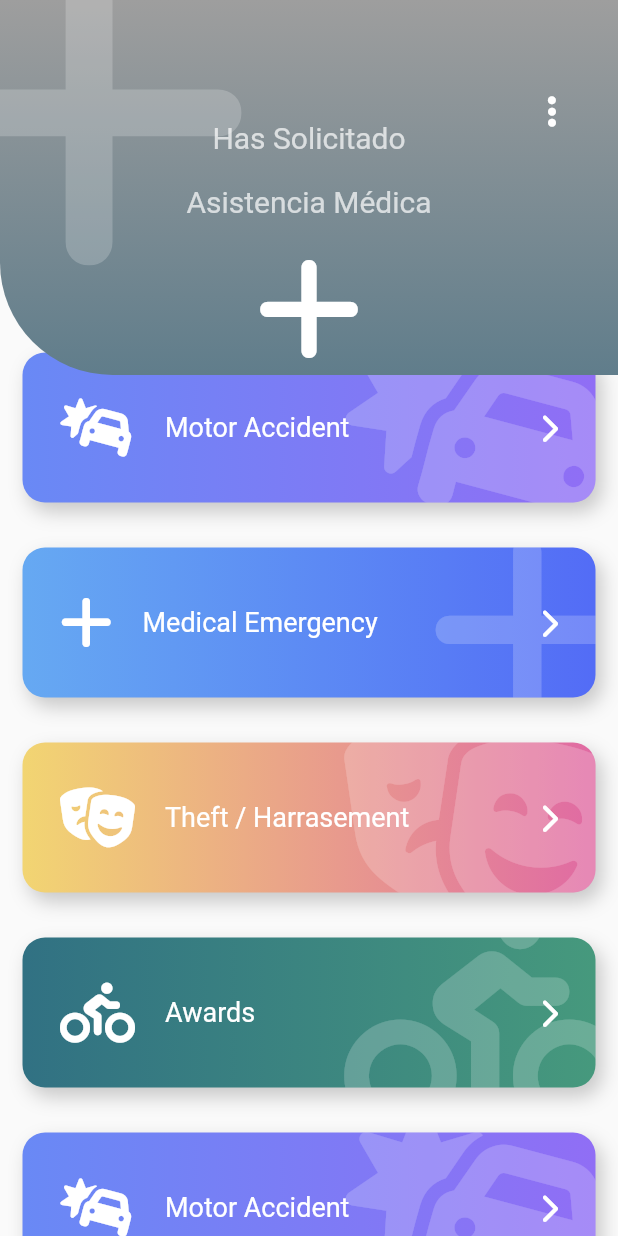
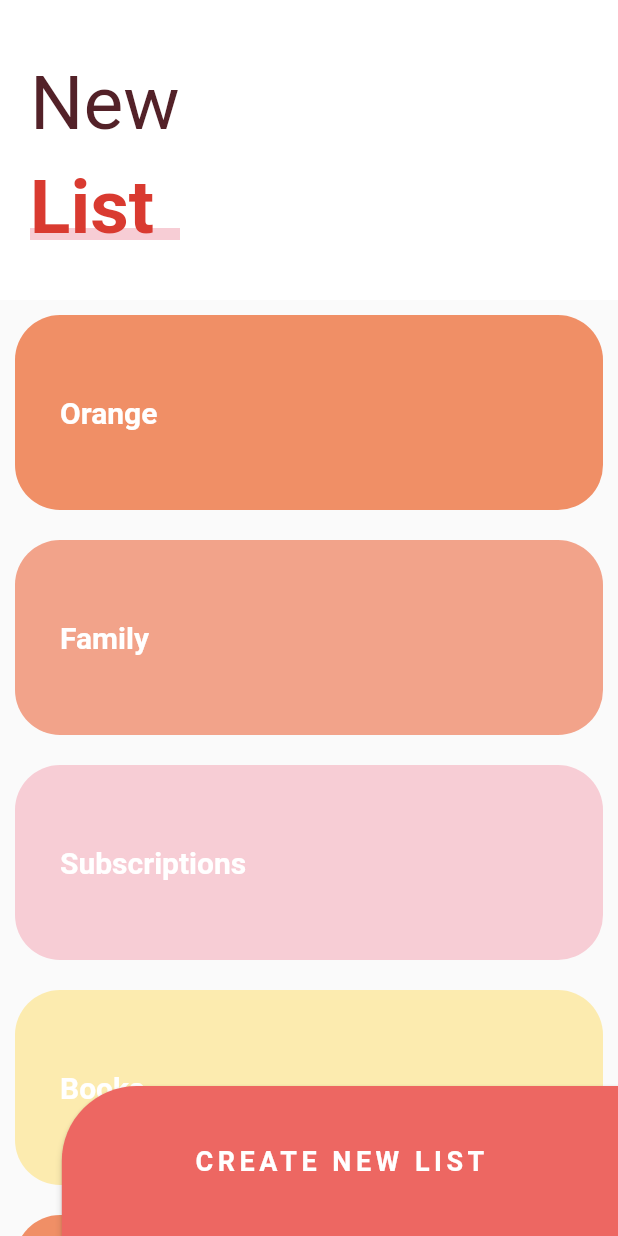
Before and after one commit to AlexanderZon/custom_painter_practice_1, a Flutter app: the screen it shows after launch, on a phone screen of 412 x 824 dp. Run offline on Flutter 3.47's test engine with Material 2 defaults, Android fonts, the phone set to English and light mode, and no system bars; our stand-ins replace animate_do, flutter_svg, font_awesome_flutter.

Commit message:
Módulo de Slivers

```diff
--- a/lib/main.dart
+++ b/lib/main.dart
@@ -1,4 +1,4 @@
-import 'package:custom_painter_practice_1/pages/emergency_page.dart';
+import 'package:custom_painter_practice_1/pages/sliver_list_page.dart';
 import 'package:flutter/material.dart';
 
 void main() => runApp(const MyApp());
@@ -11,7 +11,7 @@
     return MaterialApp(
       debugShowCheckedModeBanner: false,
       title: 'Diseños App',
-      home: EmergencyPage(),
+      home: SliverListPage(),
     );
   }
 }
--- /dev/null
+++ b/lib/pages/sliver_list_page.dart
@@ -0,0 +1,222 @@
+import 'package:flutter/material.dart';
+
+class SliverListPage extends StatelessWidget {
+
+  const SliverListPage({Key? key}) : super(key: key);
+
+  @override
+  Widget build(BuildContext context) {
+    return Scaffold(
+      body: Stack(
+        children: [
+          _MainScroll(),
+          Positioned(
+            bottom: 0,
+            right: 0,
+            child: _BottomNewList()
+          )
+        ],
+      ),
+    );
+  }
+}
+
+class _BottomNewList extends StatelessWidget {
+  const _BottomNewList({super.key});
+
+  @override
+  Widget build(BuildContext context) {
+    final size = MediaQuery.of(context).size;
+
+    return ElevatedButtonTheme(
+      data: ElevatedButtonThemeData(
+        style: ButtonStyle(
+          minimumSize: MaterialStateProperty.resolveWith((states) => Size(size.width * 0.9, 100))
+        )
+      ),
+      child: ElevatedButton(
+        onPressed: () {  },
+        style: ButtonStyle(
+          backgroundColor: MaterialStateColor.resolveWith((states) => Color(0xffED6762)),
+          shape: MaterialStateProperty.resolveWith((states) => RoundedRectangleBorder(borderRadius: BorderRadius.only(topLeft: Radius.circular(50))))
+        ),
+
+        child: Text('CREATE NEW LIST', style: TextStyle(color: Colors.white, fontSize: 18, fontWeight: FontWeight.bold, letterSpacing: 3),)
+      ),
+    );
+  }
+}
+
+class _MainScroll extends StatelessWidget {
+
+  final items = [
+    _ListItem( 'Orange', Color(0xffF08F66) ),
+    _ListItem( 'Family', Color(0xffF2A38A) ),
+    _ListItem( 'Subscriptions', Color(0xffF7CDD5) ),
+    _ListItem( 'Books', Color(0xffFCEBAF) ),
+    _ListItem( 'Orange', Color(0xffF08F66) ),
+    _ListItem( 'Family', Color(0xffF2A38A) ),
+    _ListItem( 'Subscriptions', Color(0xffF7CDD5) ),
+    _ListItem( 'Books', Color(0xffFCEBAF) ),
+    _ListItem( 'Orange', Color(0xffF08F66) ),
+    _ListItem( 'Family', Color(0xffF2A38A) ),
+    _ListItem( 'Subscriptions', Color(0xffF7CDD5) ),
+    _ListItem( 'Books', Color(0xffFCEBAF) ),
+    _ListItem( 'Orange', Color(0xffF08F66) ),
+    _ListItem( 'Family', Color(0xffF2A38A) ),
+    _ListItem( 'Subscriptions', Color(0xffF7CDD5) ),
+    _ListItem( 'Books', Color(0xffFCEBAF) ),
+    _ListItem( 'Orange', Color(0xffF08F66) ),
+    _ListItem( 'Family', Color(0xffF2A38A) ),
+    _ListItem( 'Subscriptions', Color(0xffF7CDD5) ),
+    _ListItem( 'Books', Color(0xffFCEBAF) ),
+    _ListItem( 'Orange', Color(0xffF08F66) ),
+    _ListItem( 'Family', Color(0xffF2A38A) ),
+    _ListItem( 'Subscriptions', Color(0xffF7CDD5) ),
+    _ListItem( 'Books', Color(0xffFCEBAF) ),
+  ];
+
+  _MainScroll({super.key});
+
+  @override
+  Widget build(BuildContext context) {
+    return CustomScrollView(
+      slivers: [
+        // SliverAppBar(
+        //   floating: true,
+        //   elevation: 0,
+        //   backgroundColor: Colors.red,
+        //   title: _Titulo(),
+        // ),
+        SliverPersistentHeader(
+          floating: true,
+          delegate: _SliverCustomHeaderDelegate(
+            minHeight: 170,
+            maxHeight: 200,
+            child: Container(
+              alignment: Alignment.centerLeft,
+              color: Colors.white,
+              child: _Titulo()
+            ),
+          )
+        ),
+        SliverList(
+          delegate: SliverChildListDelegate([
+            ...items,
+            SizedBox(height: 100,)
+          ]),
+        )
+      ],
+    );
+  }
+}
+
+class _SliverCustomHeaderDelegate extends SliverPersistentHeaderDelegate {
+
+  final double minHeight;
+  final double maxHeight;
+  final Widget child;
+
+  _SliverCustomHeaderDelegate({ required this.minHeight, required this.maxHeight, required this.child});
+
+  @override
+  Widget build(BuildContext context, double shrinkOffset, bool overlapsContent) {
+    return SizedBox.expand(child: child,);
+  }
+
+  @override
+  double get maxExtent => maxHeight >= minHeight ? maxHeight : minHeight;
+
+  @override
+  double get minExtent => maxHeight >= minHeight ? minHeight : maxHeight;
+
+  @override
+  bool shouldRebuild(covariant _SliverCustomHeaderDelegate oldDelegate) {
+    return maxHeight != oldDelegate.maxHeight ||
+      minHeight != oldDelegate.minHeight ||
+      child != oldDelegate.child;
+  }
+
+}
+
+class _ListTareas extends StatelessWidget {
+
+  final items = [
+    _ListItem( 'Orange', Color(0xffF08F66) ),
+    _ListItem( 'Family', Color(0xffF2A38A) ),
+    _ListItem( 'Subscriptions', Color(0xffF7CDD5) ),
+    _ListItem( 'Books', Color(0xffFCEBAF) ),
+    _ListItem( 'Orange', Color(0xffF08F66) ),
+    _ListItem( 'Family', Color(0xffF2A38A) ),
+    _ListItem( 'Subscriptions', Color(0xffF7CDD5) ),
+    _ListItem( 'Books', Color(0xffFCEBAF) ),
+  ];
+
+  _ListTareas({
+    super.key,
+  });
+
+  @override
+  Widget build(BuildContext context) {
+    return ListView.builder(
+      itemCount: items.length,
+      itemBuilder: (context, index) => items[index]
+    );
+  }
+}
+
+class _ListItem extends StatelessWidget {
+
+  final String titulo;
+  final Color color;
+
+  const _ListItem(this.titulo, this.color);
+
+  @override
+  Widget build(BuildContext context) {
+    return Container(
+      child: Text(titulo, style: TextStyle(color: Colors.white, fontWeight: FontWeight.bold, fontSize: 20),),
+      alignment: Alignment.centerLeft,
+      padding: EdgeInsets.all(30),
+      height: 130,
+      margin: EdgeInsets.all(10),
+      decoration: BoxDecoration(
+        color: color,
+        borderRadius: BorderRadius.circular(30)
+      ),
+    );
+  }
+}
+
+class _Titulo extends StatelessWidget {
+  const _Titulo({super.key});
+
+  @override
+  Widget build(BuildContext context) {
+    return Column(
+      children: [
+        SizedBox(height: 30,),
+        Container(
+          margin: EdgeInsets.symmetric(horizontal: 20, vertical: 10),
+          child: Text('New', style: TextStyle(color: Color(0xff532128), fontSize: 50),),
+        ),
+        Stack(
+          children: [
+            SizedBox(width: 100,),
+            Positioned(
+              bottom: 8,
+              child: Container(
+                width: 150,
+                height: 8,
+                color: Color(0xffF7CDD5),
+              ),
+            ),
+            Container(
+              child: Text('List', style: TextStyle(color: Color(0xffD93A30), fontSize: 50, fontWeight: FontWeight.bold),),
+            ),
+          ],
+        )
+      ],
+    );
+  }
+}
```
